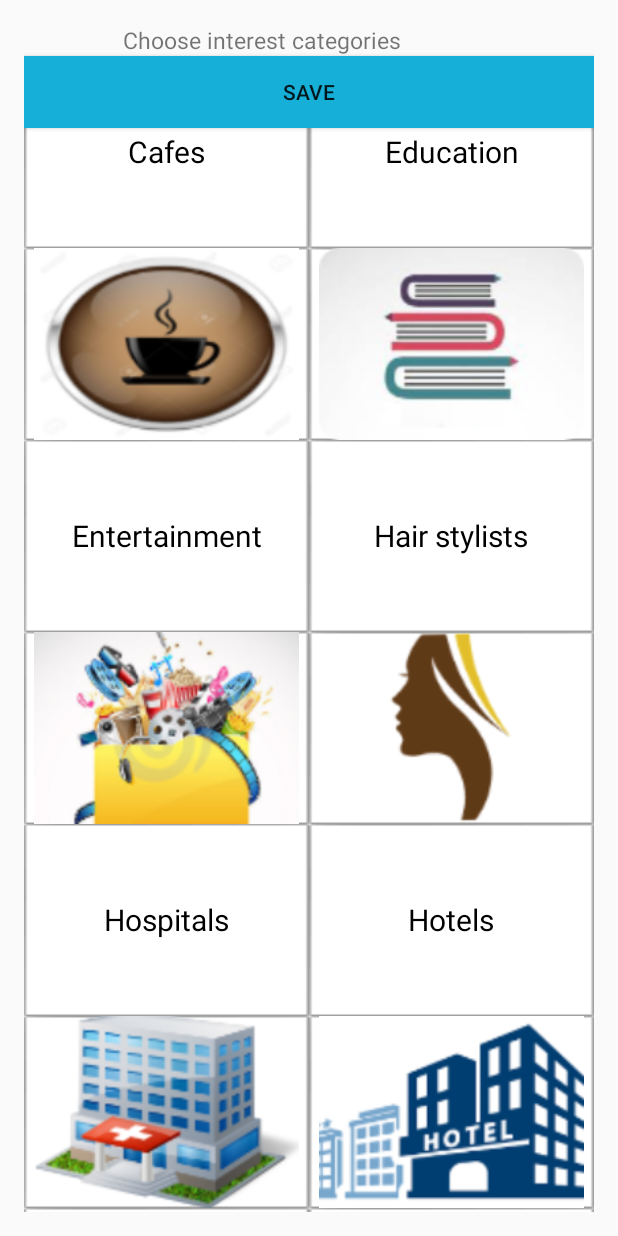
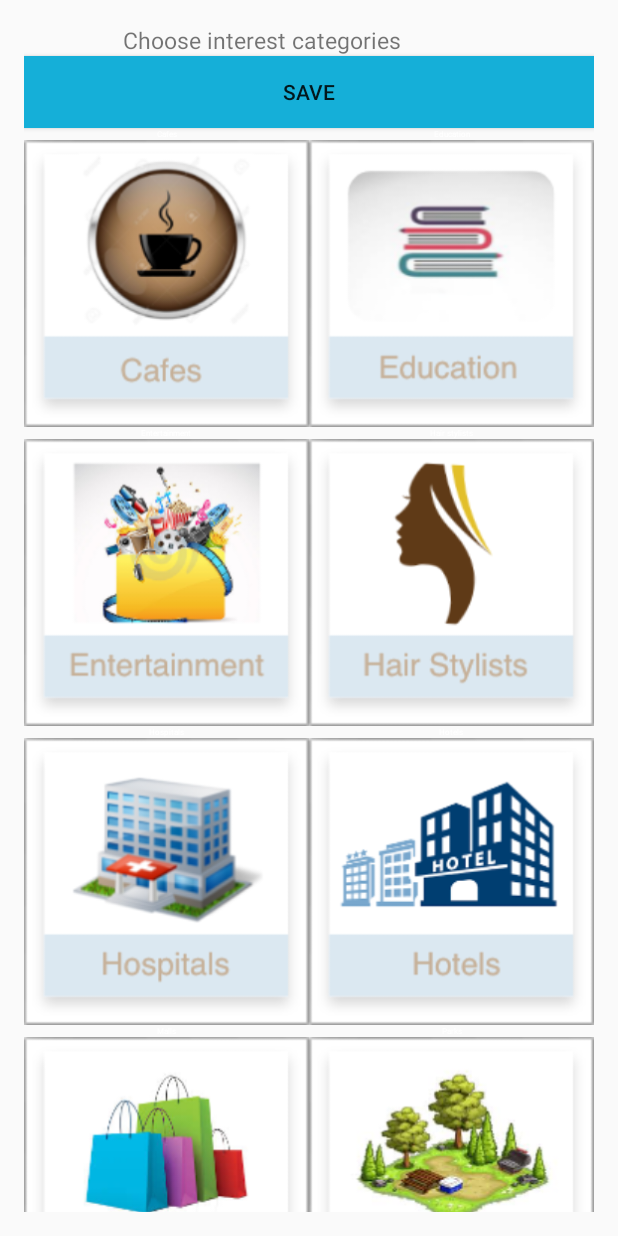
Before and after one commit to Ruqyai/Amaken, an Android app: the ChooseInterest screen opened directly, with no data from a screen before it, on a phone screen of 412 x 824 dp. Run offline under Robolectric (Android 15) with nearby library versions, the phone set to English and light mode, and no system bars; our stand-ins replace Volley.

Commit message:
Changed the images in GridView

```diff
--- a/app/src/main/java/com/example/afaf/amakenapp/activities/ChooseInterest.java
+++ b/app/src/main/java/com/example/afaf/amakenapp/activities/ChooseInterest.java
@@ -113,6 +113,7 @@ public class ChooseInterest extends AppCompatActivity implements View.OnClickLis
                 }
             }
         });
+
         String x="";
         for (int key : interest.keySet())
               {
@@ -121,8 +122,6 @@ public class ChooseInterest extends AppCompatActivity implements View.OnClickLis
          }
                   if(interest.get(key).contains(x))
                       id.add(key);
-
-
         }
         /*
         int store= 14;
--- a/app/src/main/java/com/example/afaf/amakenapp/helper/GridItemView.java
+++ b/app/src/main/java/com/example/afaf/amakenapp/helper/GridItemView.java
@@ -27,7 +27,6 @@ public class GridItemView extends FrameLayout {
     }
 
     public void display(boolean isSelected) {
-        textView.setBackgroundResource(isSelected ? R.drawable.backgroundgridview : R.drawable.gray_square);
         imageView.setBackgroundResource(isSelected ? R.drawable.backgroundgridview : R.drawable.gray_square);
     }
 }
--- a/app/src/main/res/layout/activity_choose_interest.xml
+++ b/app/src/main/res/layout/activity_choose_interest.xml
@@ -22,6 +22,7 @@
            android:layout_width="match_parent"
            android:layout_height="wrap_content"
            android:background="#15AFD8"
+
            android:text="Save" />
 
 
@@ -29,7 +30,7 @@
         android:id="@+id/grid"
         android:layout_width="match_parent"
         android:layout_height="wrap_content"
-        android:layout_below="@id/textView"
+        android:layout_below="@id/button"
         android:numColumns="2"
         android:scrollbars="none"
         android:layout_alignParentBottom="true"
--- a/app/src/main/res/layout/item_grid.xml
+++ b/app/src/main/res/layout/item_grid.xml
@@ -10,17 +10,17 @@
         android:layout_width="match_parent"
         android:layout_height="match_parent"
         android:gravity="center"
-        android:textColor="@android:color/black"
-        android:textSize="20sp"
+        android:textColor="@android:color/white"
+        android:textSize="5sp"
         android:text="test" />
 
     <ImageView
         android:layout_width="match_parent"
         android:layout_height="match_parent"
         app:srcCompat="@drawable/cafes"
-
         android:id="@+id/imageViewGrid"
         android:layout_below="@+id/text"
-        android:layout_centerHorizontal="true" />
+        android:layout_centerHorizontal="true"
+         />
 
 </RelativeLayout>
```
Also changed, not shown: app/src/main/res/drawable/cafes.png, app/src/main/res/drawable/education.png, app/src/main/res/drawable/entertainment.png, app/src/main/res/drawable/hair_stylists.png, app/src/main/res/drawable/hospitals.png, app/src/main/res/drawable/hotels.png, app/src/main/res/drawable/malls.png, app/src/main/res/drawable/parks.png, app/src/main/res/drawable/restaurants.png, app/src/main/res/drawable/spa.png, app/src/main/res/drawable/sport.png, app/src/main/res/drawable/tourism.png.
